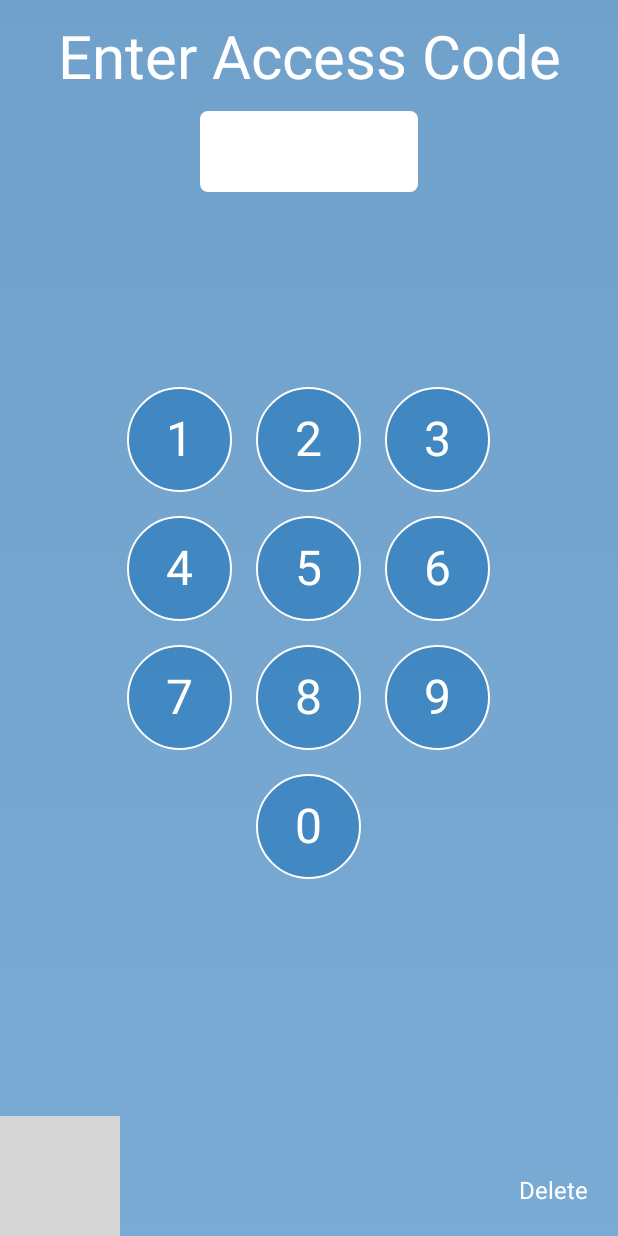
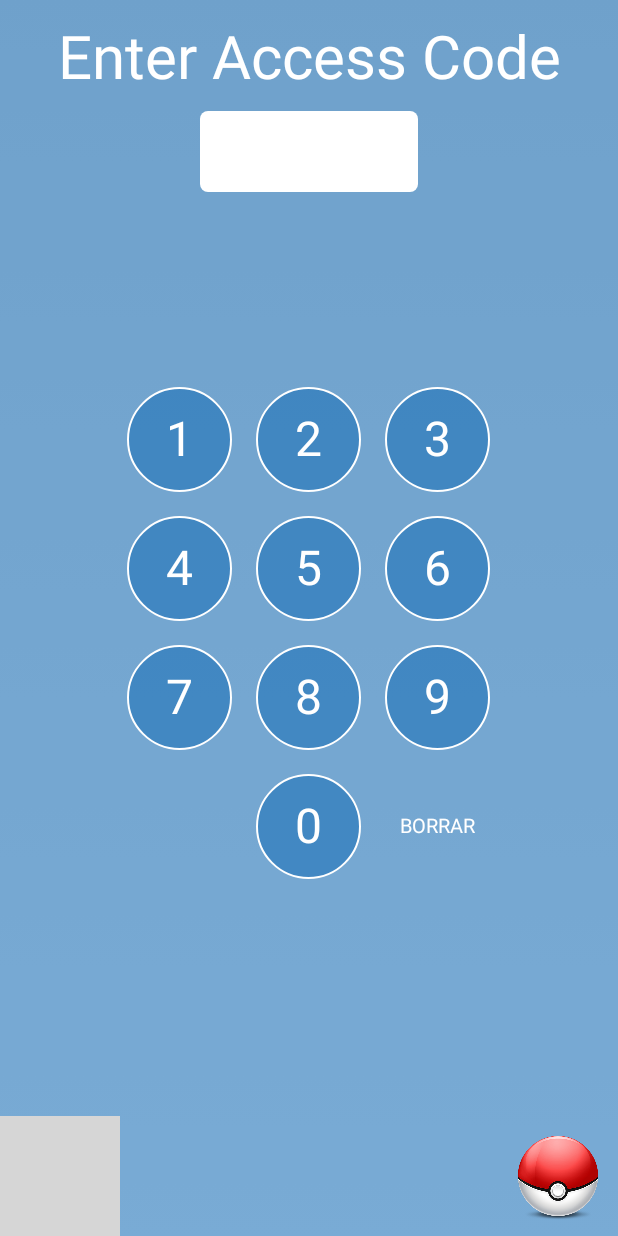
Before and after one commit to interamaster/Multiplicacion, an Android app: the layout activity_login_pad.xml on its own in the app's theme, with its tools: preview values and no code run, on a phone screen of 412 x 824 dp. Run offline under Robolectric (Android 15) with nearby library versions, the phone set to English and light mode, and no system bars; grey boxes are pictures that could not be loaded.

Commit message:
v0.562 varios cambios ahora arranca en modo multiplicar y se ha añadido nuevo pokedex icon par ver cpokemon

```diff
--- a/app/src/main/java/jrdv/mio/com/entrenatablasmultiplicacion/LoginPadActivity.java
+++ b/app/src/main/java/jrdv/mio/com/entrenatablasmultiplicacion/LoginPadActivity.java
@@ -126,14 +126,7 @@ public class LoginPadActivity extends BaseActivity implements View.OnClickListen
     protected void onCreate(Bundle savedInstanceState) {
         super.onCreate(savedInstanceState);
 
-        //TODO  borrar
-        //////////////////////////////////////////////////////////////////////////
-        //ve  a la pantalla de listview para ver como queda
 
-        Intent intent2 = new Intent(this, jrdv.mio.com.entrenatablasmultiplicacion.PokedexActivity.class);
-        startActivity(intent2);
-
-        //////////////////////////////////////////////////////////////////////////
 
 
         //recupermos los valores del SharedPRefs sis e guardaron tras el signup activity
@@ -537,6 +530,7 @@ public class LoginPadActivity extends BaseActivity implements View.OnClickListen
 
 
 
+                    speak("acabas de ganar 1 punto para tu pokedex");
 
 
 
@@ -923,4 +917,15 @@ public class LoginPadActivity extends BaseActivity implements View.OnClickListen
         startActivity(intent);
 
     }
+
+    public void PulsadoPokeballVerListaPokemon(View view) {
+
+        //ve  a la pantalla los poekmons!!"!
+
+
+        Intent intent2 = new Intent(this, jrdv.mio.com.entrenatablasmultiplicacion.PokedexActivity.class);
+        startActivity(intent2);
+
+
+    }
 }
--- a/app/src/main/java/jrdv/mio/com/entrenatablasmultiplicacion/ajustesActivity.java
+++ b/app/src/main/java/jrdv/mio/com/entrenatablasmultiplicacion/ajustesActivity.java
@@ -90,7 +90,8 @@ public class ajustesActivity extends Activity {
 
         Log.d(TAG, "PREF_NOMBRE_NINO:" +  NombreNinoElegido);
 
-          saludoInicial="Hola , "+NombreNinoElegido +" Quieres aumentar la dificultad? , asi me gusta elije una nueva tabla , o si quieres cambiar tu nombre , pulsa de nuevo en microfono";
+          saludoInicial="Hola , "+NombreNinoElegido +" Quieres aumentar la dificultad? , asi me gusta elije una nueva tabla , o si quieres cambiar tu nombre , pulsa de nuevo " +
+                  "en microfono pero perderas todos tus pokemons";
 
         if (NombreNinoElegido.equals("NONAME")){
             //si no tiene nombre aun del niño:
--- a/app/src/main/res/layout/activity_login_pad.xml
+++ b/app/src/main/res/layout/activity_login_pad.xml
@@ -40,16 +40,19 @@
 
     </RelativeLayout>
 
-    <TextView
-        android:id="@+id/activity_login_access_code_delete"
-        android:layout_width="wrap_content"
-        android:layout_height="wrap_content"
-        android:paddingBottom="@dimen/twenty_dp"
-        android:paddingRight="@dimen/twenty_dp"
-        android:text="@string/activity_login_delete"
-        android:textColor="@color/white"
-        android:textSize="@dimen/sixteen_sp"
-        android:tag="Medium"
+
+
+
+          <ImageView
+         android:layout_width="80dp"
+          android:layout_height="80dp"
+        android:id="@+id/ajustesbutton"
+         android:src="@drawable/poke_ball_icon"
+         android:background="@android:color/transparent"
+         android:padding="10dp"
+         android:layout_gravity="center_horizontal"
+         android:scaleType="fitCenter"
+         android:onClick="PulsadoPokeballVerListaPokemon"
         android:layout_alignParentBottom="true"
         android:layout_alignParentRight="true"
         android:layout_alignParentEnd="true" />
@@ -58,7 +61,7 @@
     <ImageView
         android:layout_width="80dp"
         android:layout_height="80dp"
-        android:id="@+id/pokeballbutton"
+        android:id="@+id/pokedexbutton"
         android:src="@drawable/settings_icon"
         android:background="@android:color/transparent"
         android:padding="10dp"
@@ -67,6 +70,7 @@
         android:onClick="PulsadoPokeballVolverAjustes"
         android:layout_alignParentBottom="true"
         android:layout_alignParentStart="true" />
+
 
     <TableLayout
         android:id="@+id/activity_login_pad_table_layout"
@@ -232,6 +236,20 @@
             android:layout_height="wrap_content"
             android:padding="@dimen/eight_dp"
             android:gravity="center">
+            <TextView
+                android:id="@+id/nousao"
+                android:layout_width="@dimen/seventy_dp"
+                android:layout_height="@dimen/seventy_dp"
+                android:gravity="center"
+                android:paddingBottom="@dimen/two_dp"
+                android:layout_marginLeft="@dimen/eight_dp"
+                android:layout_marginRight="@dimen/eight_dp"
+                android:background="@drawable/login_pad_circle"
+                android:textSize="@dimen/thirty_two_sp"
+                android:textColor="@color/white"
+                android:text="@string/seven"
+                android:tag="Thin"
+                android:visibility="invisible"/>
 
             <TextView
                 android:id="@+id/zero_button"
@@ -246,6 +264,20 @@
                 android:textColor="@color/white"
                 android:text="@string/zero"
                 android:tag="Thin"/>
+            <TextView
+                android:id="@+id/activity_login_access_code_delete"
+                android:layout_width="@dimen/seventy_dp"
+                android:layout_height="@dimen/seventy_dp"
+                android:gravity="center"
+                android:paddingBottom="@dimen/two_dp"
+                android:layout_marginLeft="@dimen/eight_dp"
+                android:layout_marginRight="@dimen/eight_dp"
+
+                android:textSize="@dimen/thirteen_dp"
+                android:textColor="@color/white"
+                android:text="BORRAR"
+                android:tag="Thin"/>
+
 
         </TableRow>
 
--- a/app/src/main/res/values/strings.xml
+++ b/app/src/main/res/values/strings.xml
@@ -10,7 +10,7 @@
     <string name="activity_login_save_user_num">Save</string>
     <string name="activity_login_error">Error logging in, check your pin and try again.</string>
     <string name="activity_login_no_pin">You must type in a Pin #</string>
-    <string name="activity_login_delete">Delete</string>
+    <string name="activity_login_delete">BORRAR</string>
     <string name="one">1</string>
     <string name="two">2</string>
     <string name="three">3</string>
```
Also changed, not shown: app/src/main/res/drawable/poke_ball_icon.png (added).
